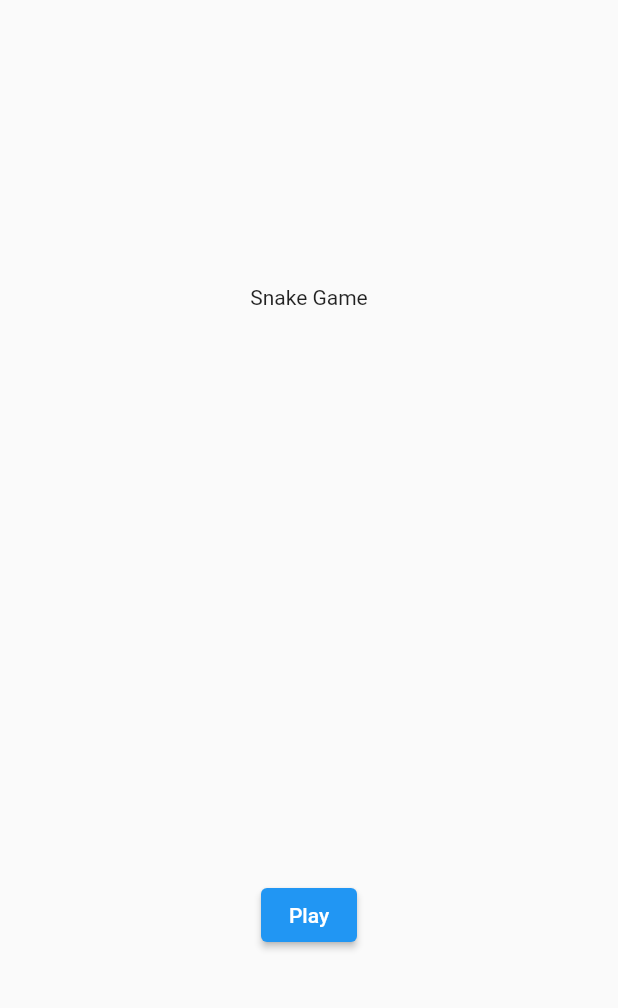
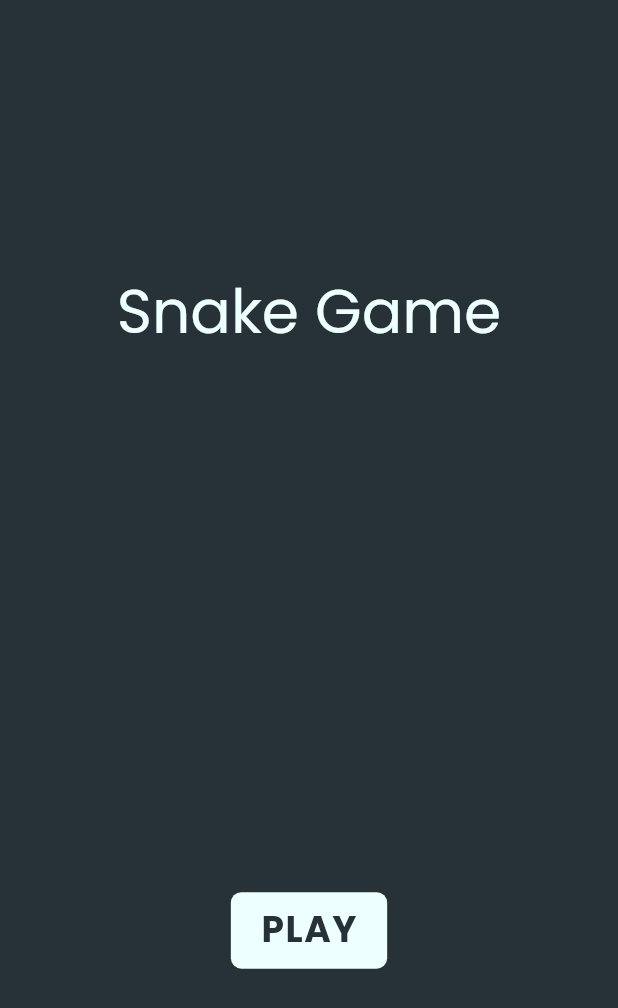
Before and after one commit to arif-pandu/flutter-snake-game, a Flutter app: the screen it shows after launch, on a phone screen of 412 x 824 dp. Shown: the top 1008 px of the screen. Run offline on Flutter 3.47's test engine with Material 2 defaults, Android fonts, the phone set to English and light mode, and no system bars; our stand-ins replace sensors_plus.

Commit message:
Upadate : Update UI and color theme

```diff
--- /dev/null
+++ b/lib/helper/color.dart
@@ -0,0 +1,10 @@
+import 'package:flutter/material.dart';
+
+class AppColor {
+  static const primaryColor = Color(0xff263238);
+  static const accentColor = Color(0xffeeffff);
+
+  static const snakeColor = Color(0xffc3e88d);
+
+  static const foodColor = Color(0xfff07178);
+}
--- a/lib/main.dart
+++ b/lib/main.dart
@@ -1,4 +1,5 @@
 import 'package:flutter/material.dart';
+import 'package:flutter_snake_game/helper/color.dart';
 import 'package:flutter_snake_game/provider/food_provider.dart';
 import 'package:flutter_snake_game/provider/game_provider.dart';
 import 'package:flutter_snake_game/provider/snake_provider.dart';
@@ -29,6 +30,10 @@ class MyApp extends StatelessWidget {
       ],
       child: MaterialApp(
         debugShowCheckedModeBanner: false,
+        theme: ThemeData(
+          fontFamily: "Poppins",
+          scaffoldBackgroundColor: AppColor.primaryColor,
+        ),
         routes: {
           "/": (context) => const HomePage(),
           "/play": (context) => const GamePlay(),
--- a/lib/model/body.dart
+++ b/lib/model/body.dart
@@ -1,4 +1,5 @@
 import 'package:flutter/material.dart';
+import 'package:flutter_snake_game/helper/color.dart';
 import 'package:flutter_snake_game/provider/game_provider.dart';
 import 'package:provider/provider.dart';
 
@@ -24,7 +25,7 @@ class SnakeBody extends StatelessWidget {
           child: Container(
             height: game.snakePartSize,
             width: game.snakePartSize,
-            color: Colors.green,
+            color: AppColor.snakeColor,
           ),
         );
       },
--- a/lib/model/food.dart
+++ b/lib/model/food.dart
@@ -1,4 +1,5 @@
 import 'package:flutter/material.dart';
+import 'package:flutter_snake_game/helper/color.dart';
 import 'package:flutter_snake_game/provider/food_provider.dart';
 import 'package:flutter_snake_game/provider/game_provider.dart';
 import 'package:provider/provider.dart';
@@ -27,7 +28,7 @@ class _FoodState extends State<Food> {
                 width: game.snakePartSize * 0.8,
                 decoration: BoxDecoration(
                   shape: BoxShape.circle,
-                  color: Colors.red[700],
+                  color: AppColor.foodColor,
                 ),
               ),
             ),
--- a/lib/model/head.dart
+++ b/lib/model/head.dart
@@ -1,4 +1,5 @@
 import 'package:flutter/material.dart';
+import 'package:flutter_snake_game/helper/color.dart';
 import 'package:flutter_snake_game/helper/enum.dart';
 import 'package:flutter_snake_game/provider/food_provider.dart';
 import 'package:flutter_snake_game/provider/game_provider.dart';
@@ -106,7 +107,7 @@ class _SnakeHeadState extends State<SnakeHead> with TickerProviderStateMixin {
                 axis: game.headAxisAlign,
                 axisAlignment: (game.headAlign == Alignment.centerRight) || (game.headAlign == Alignment.bottomCenter) ? -1 : 1,
                 child: Container(
-                  color: Colors.green,
+                  color: AppColor.snakeColor,
                   height: game.snakePartSize,
                   width: game.snakePartSize,
                 ),
--- a/lib/model/neck.dart
+++ b/lib/model/neck.dart
@@ -1,4 +1,5 @@
 import 'package:flutter/material.dart';
+import 'package:flutter_snake_game/helper/color.dart';
 import 'package:flutter_snake_game/provider/game_provider.dart';
 import 'package:provider/provider.dart';
 
@@ -15,7 +16,7 @@ class SnakeNeck extends StatelessWidget {
           child: Container(
             height: game.snakePartSize,
             width: game.snakePartSize,
-            color: Colors.green,
+            color: AppColor.snakeColor,
             // decoration: BoxDecoration(
             //   color: (game.listCoordinate[game.snakeNeck]) == (game.listCoordinate[game.snakeHead]) //
             //       ? Colors.transparent
--- a/lib/screen/homepage.dart
+++ b/lib/screen/homepage.dart
@@ -1,4 +1,5 @@
 import 'package:flutter/material.dart';
+import 'package:flutter_snake_game/helper/color.dart';
 import 'package:flutter_snake_game/provider/game_provider.dart';
 import 'package:provider/provider.dart';
 
@@ -16,13 +17,34 @@ class HomePage extends StatelessWidget {
         child: Column(
           mainAxisAlignment: MainAxisAlignment.spaceAround,
           children: [
-            const Text("Snake Game"),
-            ElevatedButton(
-              onPressed: () {
+            const Text(
+              "Snake Game",
+              style: TextStyle(
+                fontSize: 40,
+                color: AppColor.accentColor,
+              ),
+            ),
+            InkWell(
+              onTap: () {
                 context.read<GameProvider>().setDevSize(height, width);
                 Navigator.of(context).pushReplacementNamed("/play");
               },
-              child: Text("Play"),
+              child: Container(
+                decoration: BoxDecoration(
+                  borderRadius: BorderRadius.circular(7),
+                  color: AppColor.accentColor,
+                ),
+                padding: EdgeInsets.symmetric(vertical: 7.5, horizontal: 20),
+                child: const Text(
+                  "PLAY",
+                  style: TextStyle(
+                    fontSize: 24,
+                    letterSpacing: 1,
+                    fontWeight: FontWeight.bold,
+                    color: AppColor.primaryColor,
+                  ),
+                ),
+              ),
             ),
           ],
         ),
```
Also changed, not shown: lib/screen/gameplay.dart (+24 -24 lines), pubspec.yaml (+13 -9 lines), assets/Poppins-Bold.ttf (added), assets/Poppins-Light.ttf (added), assets/Poppins-Medium.ttf (added), assets/Poppins-Regular.ttf (added), assets/Poppins-SemiBold.ttf (added).
